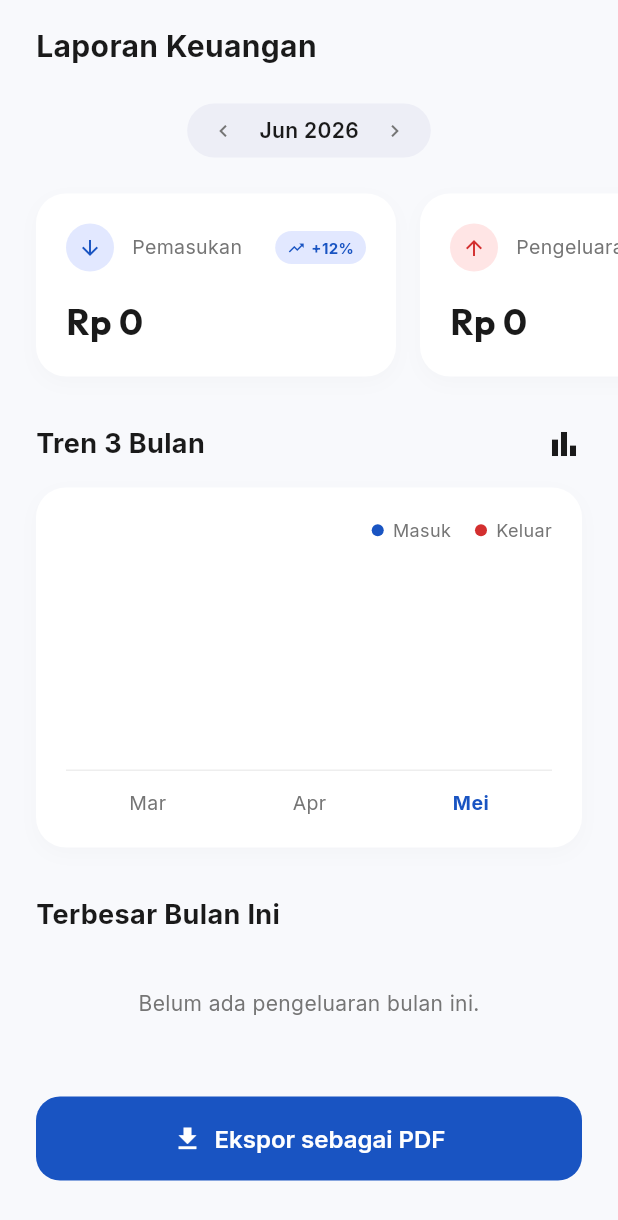
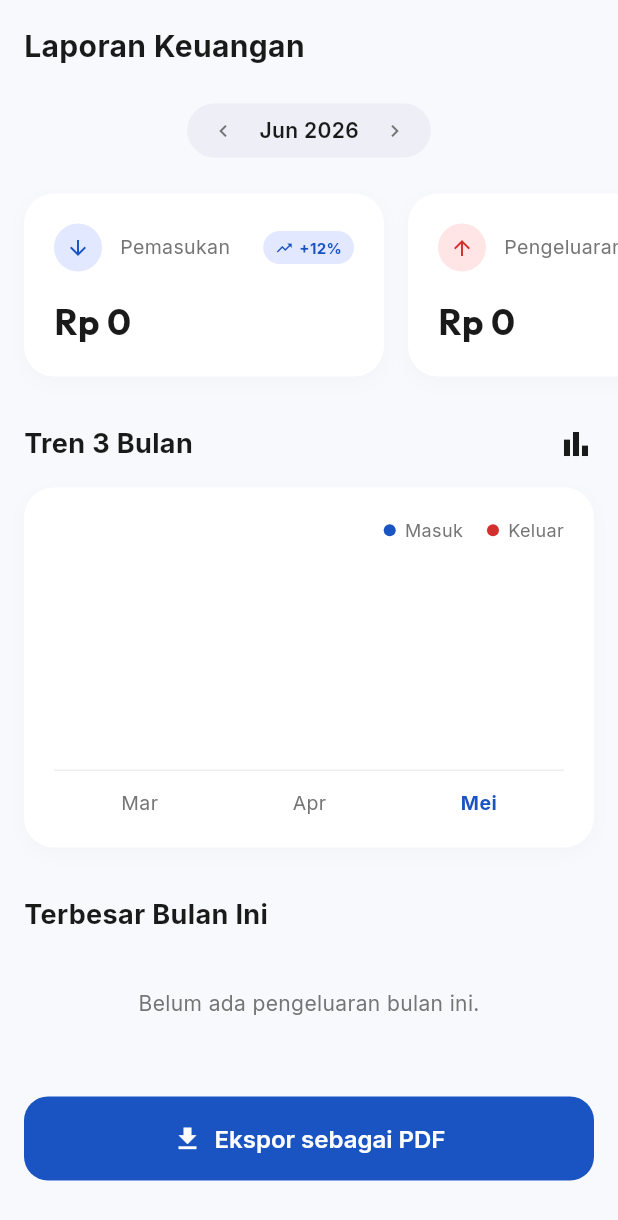
Before and after one commit to Codift05/Nala-CuanManage, a Flutter app: the ReportScreen screen opened directly, on a phone screen of 412 x 824 dp. Shown: the top 1220 px of the screen. Run offline on Flutter 3.47's test engine with Material 3 defaults, Android fonts, the phone set to English and light mode, and no system bars; our stand-ins replace google_fonts, image_picker, shared_preferences; missing offline and left inert: home_widget, telephony; accounts and stored records are empty; network calls fail.

Commit message:
fix(reports): prevent numeric crashes and narrow-screen overflow
Calculate the current-month report with safe double conversion, responsive spacing, refresh support, and clamped expense progress bars.

```diff
--- a/mobile/lib/screens/report_screen.dart
+++ b/mobile/lib/screens/report_screen.dart
@@ -4,7 +4,6 @@ import 'package:intl/intl.dart';
 import '../theme/app_theme.dart';
 import '../widgets/expense_item_card.dart';
 import '../services/transaction_service.dart';
-import '../models/transaction.dart';
 
 class ReportScreen extends StatefulWidget {
   final VoidCallback? onBack;
@@ -17,7 +16,11 @@ class ReportScreen extends StatefulWidget {
 
 class _ReportScreenState extends State<ReportScreen> {
   final TransactionService _transactionService = TransactionService();
-  final NumberFormat _currencyFormat = NumberFormat.currency(locale: 'id_ID', symbol: 'Rp ', decimalDigits: 0);
+  final NumberFormat _currencyFormat = NumberFormat.currency(
+    locale: 'id_ID',
+    symbol: 'Rp ',
+    decimalDigits: 0,
+  );
 
   bool _isLoading = true;
   double _totalIncome = 0;
@@ -31,7 +34,20 @@ class _ReportScreenState extends State<ReportScreen> {
   }
 
   String _formatMonthYear(DateTime d) {
-    const months = ['Jan', 'Feb', 'Mar', 'Apr', 'Mei', 'Jun', 'Jul', 'Ags', 'Sep', 'Okt', 'Nov', 'Des'];
+    const months = [
+      'Jan',
+      'Feb',
+      'Mar',
+      'Apr',
+      'Mei',
+      'Jun',
+      'Jul',
+      'Ags',
+      'Sep',
+      'Okt',
+      'Nov',
+      'Des',
+    ];
     return '${months[d.month - 1]} ${d.year}';
   }
 
@@ -39,12 +55,16 @@ class _ReportScreenState extends State<ReportScreen> {
     setState(() => _isLoading = true);
     try {
       final transactions = await _transactionService.getTransactions();
+      final now = DateTime.now();
+      final monthlyTransactions = transactions.where(
+        (tx) => tx.date.month == now.month && tx.date.year == now.year,
+      );
 
       double income = 0;
       double expense = 0;
       Map<String, double> categoryExpense = {};
 
-      for (var tx in transactions) {
+      for (var tx in monthlyTransactions) {
         if (tx.type == 'INCOME') {
           income += tx.amount;
         } else {
@@ -79,7 +99,7 @@ class _ReportScreenState extends State<ReportScreen> {
         catList.add({
           'title': key,
           'amount': value,
-          'percentage': percentage.toInt(),
+          'percentage': percentage,
           'icon': icon,
           'iconColor': iconColor,
           'iconBgColor': iconBgColor,
@@ -89,6 +109,7 @@ class _ReportScreenState extends State<ReportScreen> {
 
       catList.sort((a, b) => b['amount'].compareTo(a['amount']));
 
+      if (!mounted) return;
       setState(() {
         _totalIncome = income;
         _totalExpense = expense;
@@ -96,20 +117,28 @@ class _ReportScreenState extends State<ReportScreen> {
         _isLoading = false;
       });
     } catch (e) {
-      print('Load report error: $e');
-      setState(() => _isLoading = false);
+      debugPrint('Load report error: $e');
+      if (mounted) setState(() => _isLoading = false);
     }
   }
 
   @override
   Widget build(BuildContext context) {
     return Scaffold(
-      backgroundColor: const Color(0xFFF8F9FC), // Slightly bluish-gray background to match the mockup
+      backgroundColor: const Color(
+        0xFFF8F9FC,
+      ), // Slightly bluish-gray background to match the mockup
       body: SafeArea(
         child: _isLoading
             ? const Center(child: CircularProgressIndicator())
-            : SingleChildScrollView(
-                padding: const EdgeInsets.symmetric(horizontal: 24.0, vertical: 16.0),
+            : RefreshIndicator(
+                onRefresh: _loadReport,
+                child: SingleChildScrollView(
+                  physics: const AlwaysScrollableScrollPhysics(),
+                  padding: const EdgeInsets.symmetric(
+                    horizontal: 16,
+                    vertical: 16,
+                  ),
                   child: Column(
                     crossAxisAlignment: CrossAxisAlignment.start,
                     children: [
@@ -133,8 +162,9 @@ class _ReportScreenState extends State<ReportScreen> {
                       _buildExpenseList(),
                       const SizedBox(height: 32),
                       _buildExportButton(),
-                    const SizedBox(height: 80), // Extra space for bottom nav
+                      const SizedBox(height: 120),
                     ],
+                  ),
                 ),
               ),
       ),
@@ -147,10 +177,13 @@ class _ReportScreenState extends State<ReportScreen> {
         if (widget.onBack != null)
           GestureDetector(
             onTap: widget.onBack,
-            child: const Icon(Icons.arrow_back, color: AppTheme.textPrimary, size: 24),
+            child: const Icon(
+              Icons.arrow_back,
+              color: AppTheme.textPrimary,
+              size: 24,
             ),
-        if (widget.onBack != null)
-          const SizedBox(width: 16),
+          ),
+        if (widget.onBack != null) const SizedBox(width: 16),
         Text(
           'Laporan Keuangan',
           style: GoogleFonts.inter(
@@ -174,7 +207,11 @@ class _ReportScreenState extends State<ReportScreen> {
         child: Row(
           mainAxisSize: MainAxisSize.min,
           children: [
-            const Icon(Icons.chevron_left, size: 16, color: AppTheme.textSecondary),
+            const Icon(
+              Icons.chevron_left,
+              size: 16,
+              color: AppTheme.textSecondary,
+            ),
             const SizedBox(width: 16),
             Text(
               _formatMonthYear(DateTime.now()),
@@ -185,7 +222,11 @@ class _ReportScreenState extends State<ReportScreen> {
               ),
             ),
             const SizedBox(width: 16),
-            const Icon(Icons.chevron_right, size: 16, color: AppTheme.textSecondary),
+            const Icon(
+              Icons.chevron_right,
+              size: 16,
+              color: AppTheme.textSecondary,
+            ),
           ],
         ),
       ),
@@ -270,7 +311,10 @@ class _ReportScreenState extends State<ReportScreen> {
               const Spacer(),
               if (badgeText != null)
                 Container(
-                  padding: const EdgeInsets.symmetric(horizontal: 8, vertical: 4),
+                  padding: const EdgeInsets.symmetric(
+                    horizontal: 8,
+                    vertical: 4,
+                  ),
                   decoration: BoxDecoration(
                     color: badgeColor,
                     borderRadius: BorderRadius.circular(12),
@@ -420,7 +464,7 @@ class _ReportScreenState extends State<ReportScreen> {
             iconColor: cat['iconColor'],
             title: cat['title'],
             amount: _currencyFormat.format(cat['amount']),
-            percentage: cat['percentage'],
+            percentage: (cat['percentage'] as num).toDouble(),
             barColor: cat['barColor'],
           ),
         );
```
Also changed, not shown: mobile/lib/widgets/expense_item_card.dart (+14 -8 lines). Lines whose indentation alone changed are shown as unchanged.
